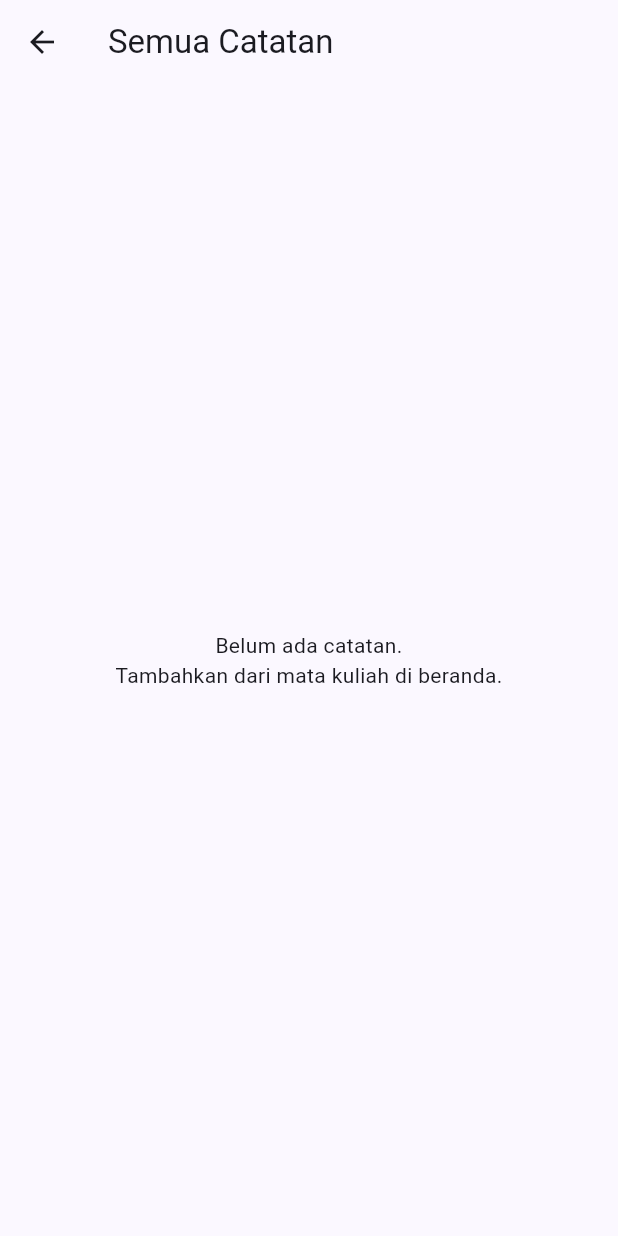
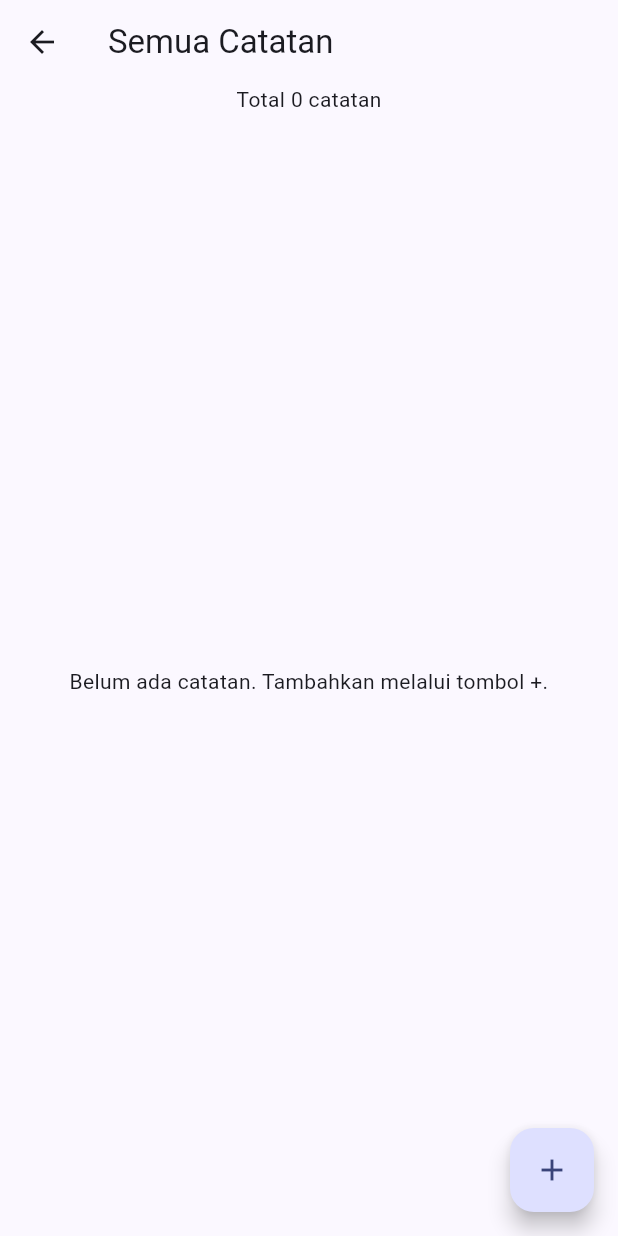
Before and after one commit to nandarifaldo9-sudo/StudyLog, a Flutter app: the screen it shows after launch, after a tap on "LIHAT SEMUA CATATAN", on a phone screen of 412 x 824 dp. Run offline on Flutter 3.47's test engine with Material 3 defaults, Android fonts, the phone set to English and light mode, and no system bars; our stand-ins replace shared_preferences.

Commit message:
M2: alur Daftar -> Form, label Simpan Sementara, total catatan

```diff
--- a/lib/screens/daftar_catatan_page.dart
+++ b/lib/screens/daftar_catatan_page.dart
@@ -4,30 +4,46 @@ import 'package:provider/provider.dart';
 import '../state/catatan_store.dart';
 import '../widgets/catatan_card.dart';
 import 'detail_catatan_page.dart';
+import 'tambah_dari_daftar.dart';
 
-/// Layar Daftar: menampilkan semua catatan dari CatatanStore.
+/// Layar Daftar. Alur workbook M2: Daftar -> Detail, Daftar -> Form (+).
 class DaftarCatatanPage extends StatelessWidget {
-  const DaftarCatatanPage({super.key});
+  /// [now] dipakai pengujian agar hari/jam bisa diatur.
+  final DateTime Function()? now;
+
+  const DaftarCatatanPage({super.key, this.now});
 
   @override
   Widget build(BuildContext context) {
-    final daftar = context.watch<CatatanStore>().semua;
-
     return Scaffold(
-      appBar: AppBar(title: const Text('Semua Catatan')),
-      body: daftar.isEmpty
-          ? const Center(
+      appBar: AppBar(
+        title: const Text('Semua Catatan'),
+        bottom: PreferredSize(
+          preferredSize: const Size.fromHeight(28),
+          child: Consumer<CatatanStore>(
+            builder: (context, store, _) => Padding(
+              padding: const EdgeInsets.only(bottom: 8),
+              child: Text('Total ${store.jumlah} catatan'),
+            ),
+          ),
+        ),
+      ),
+      body: Consumer<CatatanStore>(
+        builder: (context, store, _) {
+          final daftar = store.semua;
+          if (daftar.isEmpty) {
+            return const Center(
               child: Padding(
                 padding: EdgeInsets.all(24),
                 child: Text(
-                  'Belum ada catatan.\n'
-                  'Tambahkan dari mata kuliah di beranda.',
+                  'Belum ada catatan. Tambahkan melalui tombol +.',
                   textAlign: TextAlign.center,
                 ),
               ),
-            )
-          : ListView.builder(
-              padding: const EdgeInsets.all(16),
+            );
+          }
+          return ListView.builder(
+              padding: const EdgeInsets.fromLTRB(16, 16, 16, 88),
               itemCount: daftar.length,
               itemBuilder: (context, i) {
                 final catatan = daftar[i];
@@ -41,7 +57,18 @@ class DaftarCatatanPage extends StatelessWidget {
                   ),
                 );
               },
-            ),
+          );
+        },
+      ),
+      floatingActionButton: FloatingActionButton(
+        tooltip: 'Tambah catatan',
+        onPressed: () => bukaFormDariDaftar(
+          context,
+          now: now,
+          pesanSukses: 'Catatan disimpan sementara (belum permanen).',
+        ),
+        child: const Icon(Icons.add),
+      ),
     );
   }
 }
--- a/lib/screens/dashboard_page.dart
+++ b/lib/screens/dashboard_page.dart
@@ -12,7 +12,6 @@ import '../theme/warna_mata_kuliah.dart';
 import '../widgets/catatan_card.dart';
 import '../widgets/mata_kuliah_card.dart';
 import 'daftar_catatan_page.dart';
-import 'detail_catatan_page.dart';
 import 'tambah_catatan_page.dart';
 
 class DashboardPage extends StatefulWidget {
@@ -91,10 +90,9 @@ class _DashboardPageState extends State<DashboardPage>
     setState(() => _adaDraft = ada);
   }
 
-  /// Navigator.push -> Form. Form menyimpan ke CatatanStore sendiri,
-  /// lalu mengembalikan true jika catatan berhasil disimpan.
+  /// Membuka form untuk mata kuliah terpilih dan menunggu hasilnya.
   Future<void> _bukaForm(JadwalKuliah jadwal) async {
-    final tersimpan = await Navigator.push<bool>(
+    final hasil = await Navigator.push<HasilCatatan>(
       context,
       MaterialPageRoute(
         builder: (_) => TambahCatatanPage(
@@ -105,30 +103,16 @@ class _DashboardPageState extends State<DashboardPage>
       ),
     );
     if (!mounted) return;
-    if (tersimpan == true) {
+    if (hasil != null) {
       final messenger = ScaffoldMessenger.of(context);
       messenger.hideCurrentSnackBar();
       messenger.showSnackBar(
-        const SnackBar(content: Text('Catatan berhasil disimpan')),
+        const SnackBar(
+          content: Text('Catatan disimpan sementara (belum permanen).'),
+        ),
       );
     }
     await _muatStatusDraft();
-  }
-
-  /// Navigator.push -> Daftar semua catatan.
-  void _bukaDaftar() {
-    Navigator.push(
-      context,
-      MaterialPageRoute(builder: (_) => const DaftarCatatanPage()),
-    );
-  }
-
-  /// Navigator.push -> Detail sebuah catatan.
-  void _bukaDetail(HasilCatatan catatan) {
-    Navigator.push(
-      context,
-      MaterialPageRoute(builder: (_) => DetailCatatanPage(catatan: catatan)),
-    );
   }
 
   Widget _infoHari(int jumlahMataKuliah) {
@@ -204,14 +188,13 @@ class _DashboardPageState extends State<DashboardPage>
 
   @override
   Widget build(BuildContext context) {
-    // watch: dashboard dibangun ulang setiap CatatanStore memanggil
-    // notifyListeners() (tambah / ubah / hapus dari layar mana pun).
-    final store = context.watch<CatatanStore>();
     final jadwalHariIni = _jadwalHariIni;
     final namaHariIni = jadwalHariIni.map((j) => j.nama).toList();
     final berlangsung = _kuliahBerlangsung;
-    final catatanHariIni =
-        store.semua.where((h) => namaHariIni.contains(h.mataKuliah)).toList();
+    final semuaCatatan = context.watch<CatatanStore>().semua;
+    final catatanHariIni = semuaCatatan
+        .where((h) => namaHariIni.contains(h.mataKuliah))
+        .toList();
     final judul = Theme.of(context).textTheme.titleMedium;
 
     return Scaffold(
@@ -222,12 +205,6 @@ class _DashboardPageState extends State<DashboardPage>
           crossAxisAlignment: CrossAxisAlignment.stretch,
           children: [
             _infoHari(jadwalHariIni.length),
-            const SizedBox(height: 12),
-            OutlinedButton.icon(
-              onPressed: _bukaDaftar,
-              icon: const Icon(Icons.list_alt),
-              label: const Text('LIHAT SEMUA CATATAN'),
-            ),
             if (berlangsung != null) _kartuSekarang(berlangsung),
             const SizedBox(height: 16),
             Text('Mata kuliah hari ini', style: judul),
@@ -248,7 +225,9 @@ class _DashboardPageState extends State<DashboardPage>
                 MataKuliahCard(
                   jadwal: j,
                   status: statusKuliah(j, _sekarang),
-                  jumlahCatatan: store.jumlahUntuk(j.nama),
+                  jumlahCatatan: semuaCatatan
+                      .where((h) => h.mataKuliah == j.nama)
+                      .length,
                   adaDraft: _adaDraft.contains(j.nama),
                   onTambah: () => _bukaForm(j),
                 ),
@@ -261,12 +240,18 @@ class _DashboardPageState extends State<DashboardPage>
                   'Belum ada catatan. Tekan TAMBAH CATATAN pada mata kuliah.',
                 )
               else
-                for (final hasil in catatanHariIni)
-                  CatatanCard(
-                    data: hasil,
-                    onTap: () => _bukaDetail(hasil),
-                  ),
+                for (final hasil in catatanHariIni) CatatanCard(data: hasil),
             ],
+            const SizedBox(height: 16),
+            OutlinedButton(
+              onPressed: () => Navigator.push<void>(
+                context,
+                MaterialPageRoute(
+                  builder: (_) => DaftarCatatanPage(now: widget.now),
+                ),
+              ),
+              child: const Text('LIHAT SEMUA CATATAN'),
+            ),
           ],
         ),
       ),
--- a/lib/state/catatan_store.dart
+++ b/lib/state/catatan_store.dart
@@ -24,23 +24,22 @@ class CatatanStore extends ChangeNotifier {
     return null;
   }
 
-  void tambah({
+  HasilCatatan tambah({
     required String mataKuliah,
     required String judul,
     required String isi,
     required DateTime waktu,
   }) {
-    _data.insert(
-      0,
-      HasilCatatan(
-        id: _idBerikutnya++,
-        mataKuliah: mataKuliah,
-        judul: judul,
-        isi: isi,
-        waktu: waktu,
-      ),
+    final catatan = HasilCatatan(
+      id: _idBerikutnya++,
+      mataKuliah: mataKuliah,
+      judul: judul,
+      isi: isi,
+      waktu: waktu,
     );
+    _data.insert(0, catatan);
     notifyListeners();
+    return catatan;
   }
 
   void ubah(int id, {required String judul, required String isi}) {
```
Also changed, not shown: lib/screens/tambah_catatan_page.dart (+80 -192 lines), lib/screens/tambah_dari_daftar.dart (added, +64 -0 lines), 2 other files.
